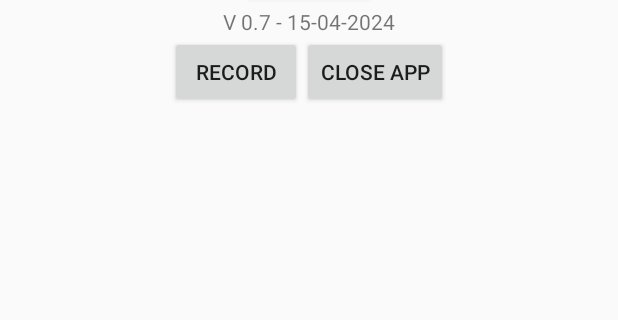
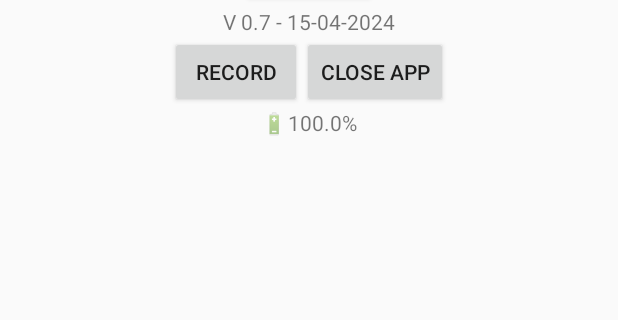
Before and after one commit to ctwhome/SmartPlay, an Android app: the screen it shows after launch (MainActivity), on a phone screen of 412 x 824 dp, the part 148-468 px from its top. Run offline under Robolectric (Android 15) with nearby library versions, the phone set to English and light mode, and no system bars.

Commit message:
Add battery level

```diff
--- a/app/src/main/java/com/example/smartplay/MainActivity.kt
+++ b/app/src/main/java/com/example/smartplay/MainActivity.kt
@@ -1,12 +1,17 @@
 package com.example.smartplay
+
 import java.io.File
 import android.app.AlertDialog
 import android.content.Context
 
 import android.content.Intent
+import android.content.IntentFilter
+import android.os.BatteryManager
 import android.os.Bundle
+import android.util.Log
 
 import android.widget.Button
+import android.widget.TextView
 import androidx.appcompat.app.AppCompatActivity
 
 class MainActivity : AppCompatActivity() {
@@ -76,6 +81,7 @@ class MainActivity : AppCompatActivity() {
             workflowJsonFile.writeText(content)
         }
     }
+
     fun showMessageDialog(context: Context) {
         val builder = AlertDialog.Builder(context)
         builder.setTitle("Message Title")
@@ -91,6 +97,7 @@ class MainActivity : AppCompatActivity() {
         val dialog: AlertDialog = builder.create()
         dialog.show()
     }
+
     override fun onCreate(savedInstanceState: Bundle?) {
         super.onCreate(savedInstanceState)
         setContentView(R.layout.activity_main)
@@ -104,7 +111,7 @@ class MainActivity : AppCompatActivity() {
             // Check it the /storage/emulated/0/Android/data/com.example.smartplay/files/workflow/workflow.json file exists
             val file = applicationContext.getFileStreamPath("workflow/workflow.json")
             if (file.exists()) {
-            startActivity(intent)
+                startActivity(intent)
             }
 //            else {
 //                // Show a pop-up message to the user to inform there is no workflow file set up.
@@ -136,4 +143,30 @@ class MainActivity : AppCompatActivity() {
             finish()
         }
     }
+
+
+    //    show battery level in the @+id/batteryLevel field
+    fun showBatteryLevel() {
+        val batteryLevel = getBatteryLevel()
+        findViewById<TextView>(R.id.batteryLevel).text = batteryLevel
+    }
+
+    private fun getBatteryLevel(): String {
+        val batteryStatus: Intent? = IntentFilter(Intent.ACTION_BATTERY_CHANGED).let { ifilter ->
+            applicationContext.registerReceiver(null, ifilter)
+        }
+        val level: Int = batteryStatus?.getIntExtra(BatteryManager.EXTRA_LEVEL, -1) ?: -1
+        val scale: Int = batteryStatus?.getIntExtra(BatteryManager.EXTRA_SCALE, -1) ?: -1
+
+        val batteryPct = level.toFloat() / scale.toFloat()
+        // log battery level
+         Log.d("Battery Level", "Battery Level: $batteryPct")
+        return "${batteryPct * 100}%"
+
+    }
+
+    override fun onResume() {
+        super.onResume()
+        showBatteryLevel()
+    }
 }
--- a/app/src/main/res/layout/activity_main.xml
+++ b/app/src/main/res/layout/activity_main.xml
@@ -69,5 +69,26 @@
 
         </LinearLayout>
 
+        <LinearLayout
+            android:layout_width="match_parent"
+            android:layout_height="wrap_content"
+            android:gravity="center"
+            android:orientation="horizontal">
+            <!-- Battery Level -->
+            <TextView
+                android:id="@+id/batteryLevelTitle"
+                android:layout_width="wrap_content"
+                android:layout_height="wrap_content"
+                android:layout_gravity="center"
+                android:text="🔋" />
+            <!-- Battery Level -->
+            <TextView
+                android:id="@+id/batteryLevel"
+                android:layout_width="wrap_content"
+                android:layout_height="wrap_content"
+                android:layout_gravity="center"
+                android:text="100%" />
+
+        </LinearLayout>
     </LinearLayout>
 </ScrollView>
```
Lines whose indentation alone changed are shown as unchanged.
